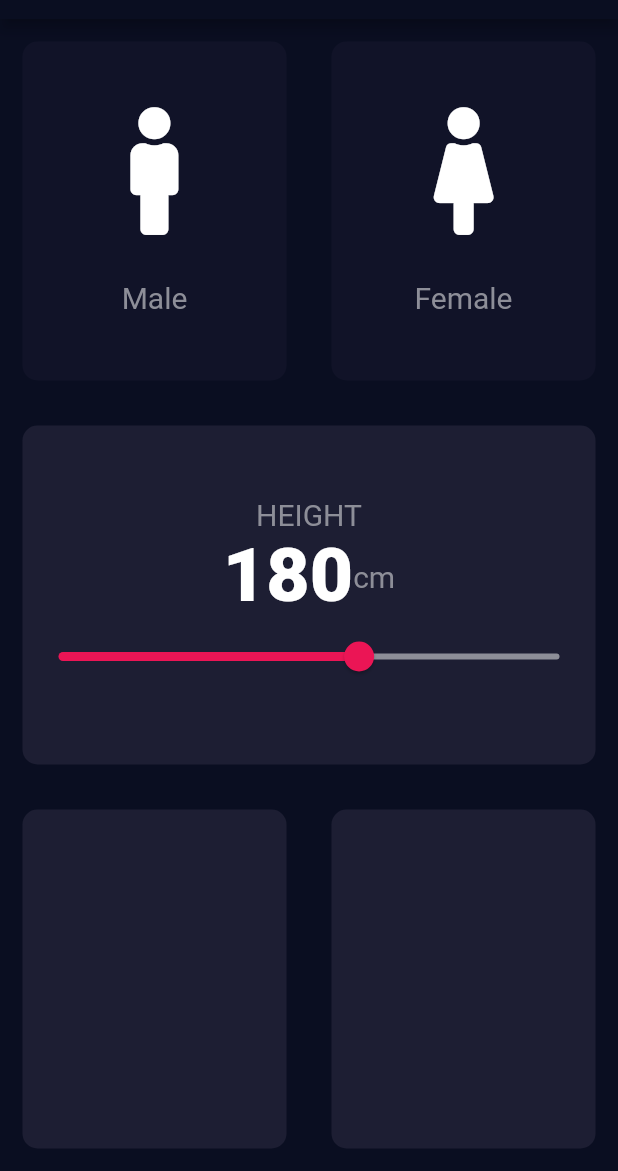
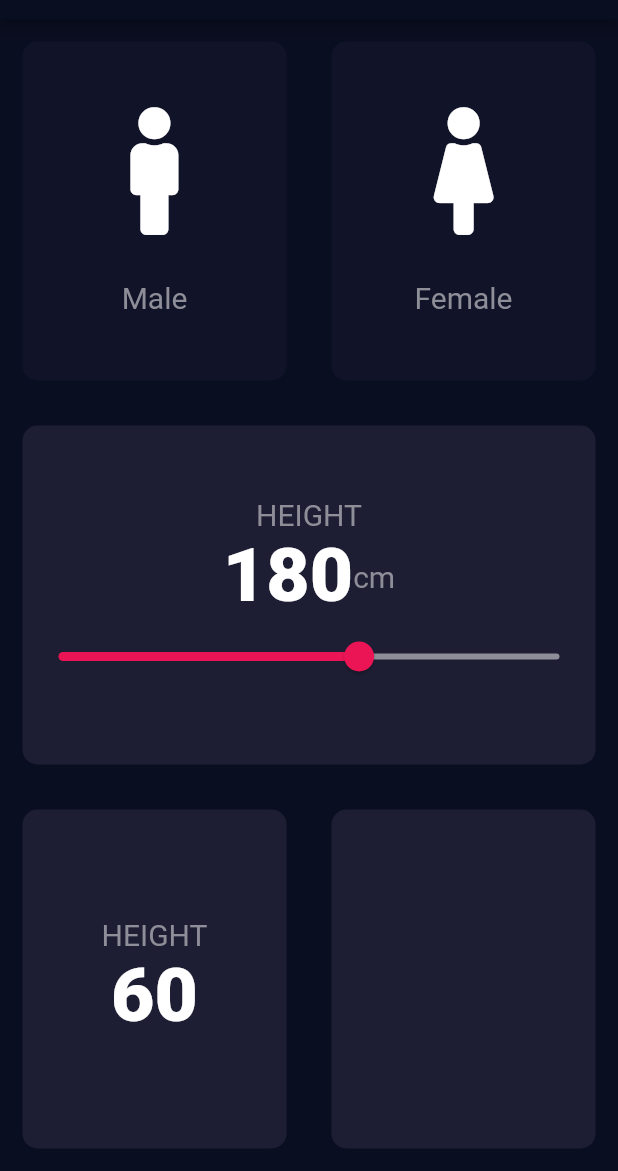
Before and after one commit to Usamaamjad56/bmi_calculator_app, a Flutter app: the screen it shows after launch, on a phone screen of 412 x 824 dp, the part 65-1236 px from its top. Run offline on Flutter 3.47's test engine with Material 2 defaults, Android fonts, the phone set to English and light mode, and no system bars; our stand-ins replace font_awesome_flutter.

Commit message:
last widget of bmi UI || lec # 66 || part 12

```diff
--- a/lib/Input_Page.dart
+++ b/lib/Input_Page.dart
@@ -1,3 +1,5 @@
+//import 'dart:html';
+
 import 'package:bmi_calculator_app/ConstantFile.dart';
 import 'package:bmi_calculator_app/ContainerFile.dart';
 import 'package:bmi_calculator_app/IconTextFile.dart';
@@ -19,6 +21,7 @@ class InputPage extends StatefulWidget {
 class _InputPageState extends State<InputPage> {
   Gender selectGender;
   int sliderHeight = 180;
+  int sliderWeight = 60;
 
   @override
   Widget build(BuildContext context) {
@@ -114,6 +117,23 @@ class _InputPageState extends State<InputPage> {
               Expanded(
                   child: RepeatContainerCode(
                 colors: Color(0xFF1D1E33),
+                cardWidget: Column(
+                  mainAxisAlignment: MainAxisAlignment.center,
+                  children: [
+                    Text(
+                      'HEIGHT',
+                      style: kLableStyle,
+                    ),
+                    Text(
+                      sliderWeight.toString(),
+                      style: kNumberStyle,
+                    ),
+                    Row(
+                      mainAxisAlignment: MainAxisAlignment.center,
+                      children: [],
+                    ),
+                  ],
+                ),
               )),
               Expanded(
                   child: RepeatContainerCode(
```
